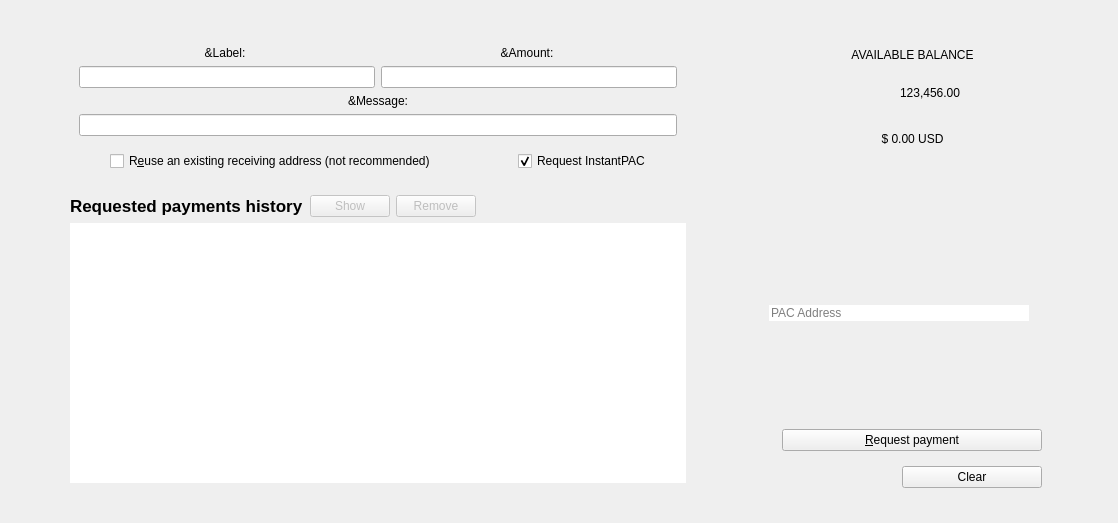
Old version of the form src/qt/forms/receivecoinsdialog.ui in the repository PACCommunity/PAC.
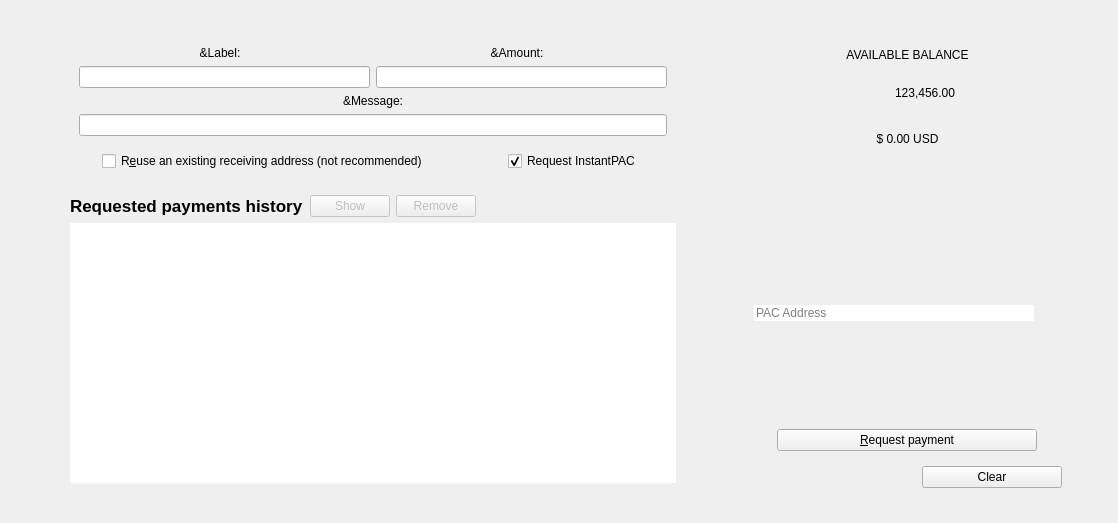
New version of the form. Icons and pictures are not drawn. Custom widgets are drawn as their Qt base class.

Commit message:
UI send and receive coins
spacer for the hidden fees features so it fits the scrollarea.

Buttons size and margins

LineEdit class changed

```diff
--- a/src/qt/forms/receivecoinsdialog.ui
+++ b/src/qt/forms/receivecoinsdialog.ui
@@ -649,15 +649,21 @@
              <property name="enabled">
               <bool>true</bool>
              </property>
+             <property name="sizePolicy">
+              <sizepolicy hsizetype="MinimumExpanding" vsizetype="Fixed">
+               <horstretch>0</horstretch>
+               <verstretch>0</verstretch>
+              </sizepolicy>
+             </property>
              <property name="minimumSize">
               <size>
-               <width>260</width>
+               <width>280</width>
                <height>0</height>
               </size>
              </property>
              <property name="maximumSize">
               <size>
-               <width>260</width>
+               <width>16777215</width>
                <height>16777215</height>
               </size>
              </property>
@@ -824,7 +830,7 @@
              </property>
              <property name="sizeHint" stdset="0">
               <size>
-               <width>120</width>
+               <width>170</width>
                <height>20</height>
               </size>
              </property>
```
Left out of the diff: 2 changed lines with no effect on the pictures. The commit also changes 1 other file.
